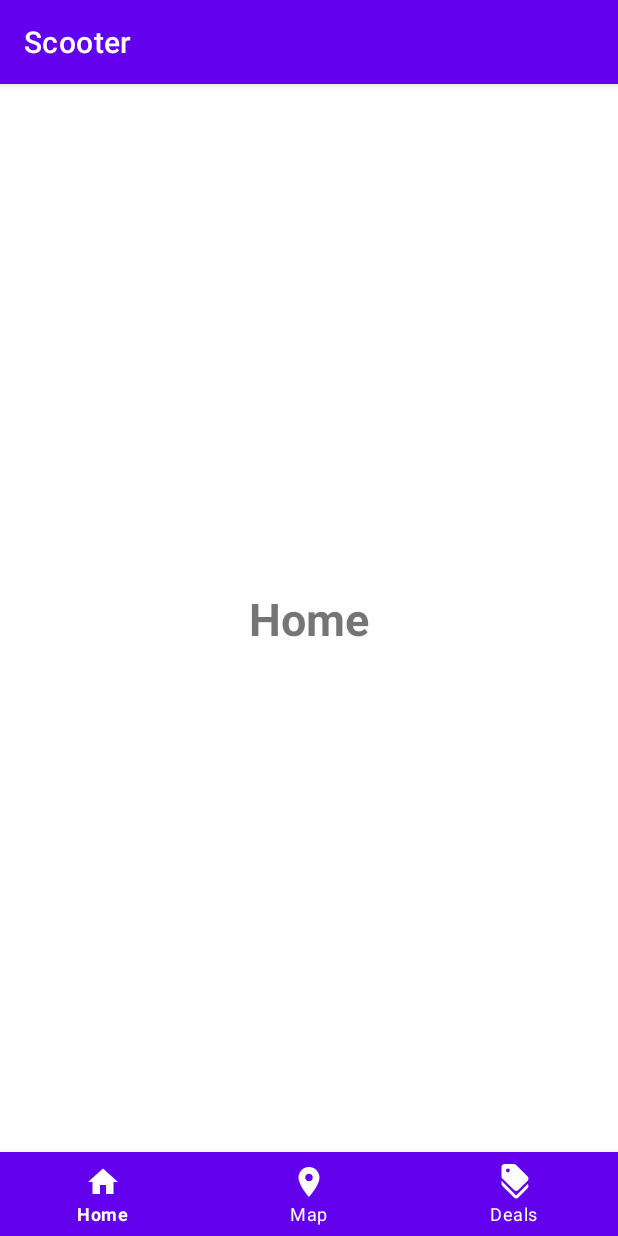
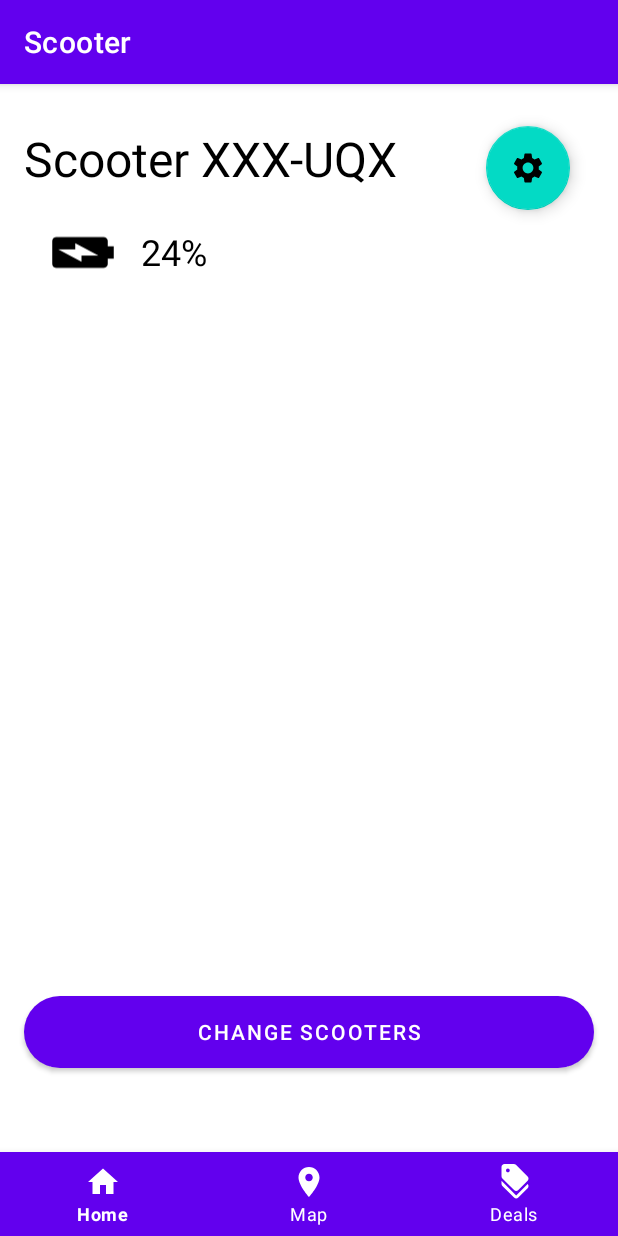
Before and after one commit to pipietrzyk/Lemon-Mobile-App, an Android app: the screen it shows after launch (MainActivity), on a phone screen of 412 x 824 dp. Run offline under Robolectric (Android 15) with nearby library versions, the light colour scheme and no system bars.

Commit message:
Rounded Button and created the settings page

```diff
--- a/app/src/main/AndroidManifest.xml
+++ b/app/src/main/AndroidManifest.xml
@@ -12,6 +12,13 @@
         android:supportsRtl="true"
         android:theme="@style/Theme.Scooter"
         tools:targetApi="31">
+        <activity
+            android:name=".Settings"
+            android:exported="false">
+            <meta-data
+                android:name="android.app.lib_name"
+                android:value="" />
+        </activity>
         <activity
             android:name=".MainActivity"
             android:exported="true">
--- /dev/null
+++ b/app/src/main/java/com/example/scooter/Settings.java
@@ -0,0 +1,14 @@
+package com.example.scooter;
+
+import androidx.appcompat.app.AppCompatActivity;
+
+import android.os.Bundle;
+
+public class Settings extends AppCompatActivity {
+
+    @Override
+    protected void onCreate(Bundle savedInstanceState) {
+        super.onCreate(savedInstanceState);
+        setContentView(R.layout.activity_settings);
+    }
+}
--- /dev/null
+++ b/app/src/main/res/drawable/ic_baseline_battery_charging_full_24.xml
@@ -0,0 +1,5 @@
+<vector android:height="24dp" android:tint="#000000"
+    android:viewportHeight="24" android:viewportWidth="24"
+    android:width="24dp" xmlns:android="http://schemas.android.com/apk/res/android">
+    <path android:fillColor="@android:color/white" android:pathData="M15.67,4H14V2h-4v2H8.33C7.6,4 7,4.6 7,5.33v15.33C7,21.4 7.6,22 8.33,22h7.33c0.74,0 1.34,-0.6 1.34,-1.33V5.33C17,4.6 16.4,4 15.67,4zM11,20v-5.5H9L13,7v5.5h2L11,20z"/>
+</vector>
--- /dev/null
+++ b/app/src/main/res/drawable/ic_baseline_settings_24.xml
@@ -0,0 +1,5 @@
+<vector android:height="24dp" android:tint="#000000"
+    android:viewportHeight="24" android:viewportWidth="24"
+    android:width="24dp" xmlns:android="http://schemas.android.com/apk/res/android">
+    <path android:fillColor="@android:color/white" android:pathData="M19.14,12.94c0.04,-0.3 0.06,-0.61 0.06,-0.94c0,-0.32 -0.02,-0.64 -0.07,-0.94l2.03,-1.58c0.18,-0.14 0.23,-0.41 0.12,-0.61l-1.92,-3.32c-0.12,-0.22 -0.37,-0.29 -0.59,-0.22l-2.39,0.96c-0.5,-0.38 -1.03,-0.7 -1.62,-0.94L14.4,2.81c-0.04,-0.24 -0.24,-0.41 -0.48,-0.41h-3.84c-0.24,0 -0.43,0.17 -0.47,0.41L9.25,5.35C8.66,5.59 8.12,5.92 7.63,6.29L5.24,5.33c-0.22,-0.08 -0.47,0 -0.59,0.22L2.74,8.87C2.62,9.08 2.66,9.34 2.86,9.48l2.03,1.58C4.84,11.36 4.8,11.69 4.8,12s0.02,0.64 0.07,0.94l-2.03,1.58c-0.18,0.14 -0.23,0.41 -0.12,0.61l1.92,3.32c0.12,0.22 0.37,0.29 0.59,0.22l2.39,-0.96c0.5,0.38 1.03,0.7 1.62,0.94l0.36,2.54c0.05,0.24 0.24,0.41 0.48,0.41h3.84c0.24,0 0.44,-0.17 0.47,-0.41l0.36,-2.54c0.59,-0.24 1.13,-0.56 1.62,-0.94l2.39,0.96c0.22,0.08 0.47,0 0.59,-0.22l1.92,-3.32c0.12,-0.22 0.07,-0.47 -0.12,-0.61L19.14,12.94zM12,15.6c-1.98,0 -3.6,-1.62 -3.6,-3.6s1.62,-3.6 3.6,-3.6s3.6,1.62 3.6,3.6S13.98,15.6 12,15.6z"/>
+</vector>
--- /dev/null
+++ b/app/src/main/res/drawable/rounded_button.xml
@@ -0,0 +1,7 @@
+<?xml version="1.0" encoding="utf-8"?>
+<shape xmlns:android="http://schemas.android.com/apk/res/android">
+
+    <solid android:color="@color/dark_grey"></solid>
+    <corners android:radius="45dp"></corners>
+
+</shape>
--- /dev/null
+++ b/app/src/main/res/layout/activity_settings.xml
@@ -0,0 +1,9 @@
+<?xml version="1.0" encoding="utf-8"?>
+<androidx.constraintlayout.widget.ConstraintLayout xmlns:android="http://schemas.android.com/apk/res/android"
+    xmlns:app="http://schemas.android.com/apk/res-auto"
+    xmlns:tools="http://schemas.android.com/tools"
+    android:layout_width="match_parent"
+    android:layout_height="match_parent"
+    tools:context=".Settings">
+
+</androidx.constraintlayout.widget.ConstraintLayout>
--- a/app/src/main/res/layout/fragment_home.xml
+++ b/app/src/main/res/layout/fragment_home.xml
@@ -1,6 +1,5 @@
 <?xml version="1.0" encoding="utf-8"?>
-<androidx.constraintlayout.widget.ConstraintLayout
-    xmlns:android="http://schemas.android.com/apk/res/android"
+<androidx.constraintlayout.widget.ConstraintLayout xmlns:android="http://schemas.android.com/apk/res/android"
     xmlns:app="http://schemas.android.com/apk/res-auto"
     xmlns:tools="http://schemas.android.com/tools"
     android:layout_width="match_parent"
@@ -8,14 +7,72 @@
     android:orientation="vertical"
     tools:context=".HomeFragment">
 
-    <TextView
+    <com.google.android.material.floatingactionbutton.FloatingActionButton
+        android:id="@+id/settings_button"
         android:layout_width="wrap_content"
         android:layout_height="wrap_content"
-        android:text="Home"
-        android:textSize="30sp"
-        android:textStyle="bold"
+        android:layout_marginTop="28dp"
+        android:clickable="true"
+        android:src="@drawable/ic_baseline_settings_24"
+        app:layout_constraintEnd_toEndOf="parent"
+        app:layout_constraintHorizontal_bias="0.911"
+        app:layout_constraintStart_toStartOf="parent"
+        app:layout_constraintTop_toTopOf="parent" />
+
+    <TextView
+        android:id="@+id/textView"
+        android:layout_width="0dp"
+        android:layout_height="43dp"
+        android:layout_marginStart="16dp"
+        android:layout_marginTop="28dp"
+        android:layout_marginEnd="32dp"
+        android:text="Scooter XXX-UQX"
+        android:textColor="@color/black"
+        android:textSize="32sp"
+        app:layout_constraintEnd_toStartOf="@+id/settings_button"
+        app:layout_constraintHorizontal_bias="0.0"
+        app:layout_constraintStart_toStartOf="parent"
+        app:layout_constraintTop_toTopOf="parent"
+        android:backgroundTint="@color/dark_grey"/>
+
+    <TextView
+        android:id="@+id/textView2"
+        android:layout_width="64dp"
+        android:layout_height="30dp"
+        android:layout_marginTop="24dp"
+        android:text="24%"
+        android:textColor="@color/black"
+        android:textSize="24sp"
+        app:layout_constraintEnd_toEndOf="parent"
+        app:layout_constraintHorizontal_bias="0.052"
+        app:layout_constraintStart_toEndOf="@+id/imageView"
+        app:layout_constraintTop_toBottomOf="@+id/textView" />
+
+    <ImageView
+        android:id="@+id/imageView"
+        android:layout_width="49dp"
+        android:layout_height="58dp"
+        android:layout_marginTop="12dp"
+        android:rotation="90"
+        android:src="@drawable/ic_baseline_battery_charging_full_24"
+        app:layout_constraintEnd_toEndOf="parent"
+        app:layout_constraintHorizontal_bias="0.084"
+        app:layout_constraintStart_toStartOf="parent"
+        app:layout_constraintTop_toBottomOf="@+id/textView" />
+
+    <!--app:backgroundTint="@null"-->
+    <!--android:textColor="@color/black"-->
+    <Button
+        android:id="@+id/button"
+        android:layout_width="0dp"
+        android:layout_height="wrap_content"
+        android:layout_marginStart="16dp"
+        android:layout_marginEnd="16dp"
+        android:layout_marginBottom="56dp"
+        android:background="@drawable/rounded_button"
+        android:text="Change Scooters"
         app:layout_constraintBottom_toBottomOf="parent"
         app:layout_constraintEnd_toEndOf="parent"
-        app:layout_constraintStart_toStartOf="parent"
-        app:layout_constraintTop_toTopOf="parent" />
+        app:layout_constraintHorizontal_bias="0.0"
+        app:layout_constraintStart_toStartOf="parent" />
 </androidx.constraintlayout.widget.ConstraintLayout>
--- a/app/src/main/res/values/colors.xml
+++ b/app/src/main/res/values/colors.xml
@@ -7,4 +7,5 @@
     <color name="teal_700">#FF018786</color>
     <color name="black">#FF000000</color>
     <color name="white">#FFFFFFFF</color>
+    <color name="dark_grey">#D3D3D3</color>
 </resources>
```
